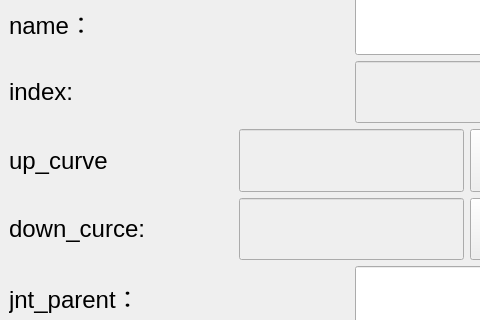
The window that bind/ui/setup/face_ui.ui (MuZiMuZi/muziToolset) describes before a commit, drawn with Qt 5; both pictures show x 0 to 480 and y 154 to 474 of the 703 by 619 pixel window.
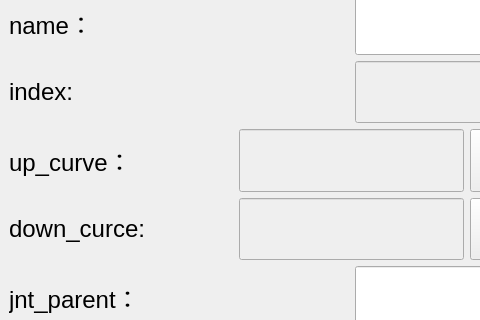
The same window after the commit.

Commit message: 修改bug出错，导入问题

```diff
--- a/bind/ui/setup/face_ui.ui
+++ b/bind/ui/setup/face_ui.ui
@@ -225,7 +225,7 @@
            </font>
           </property>
           <property name="text">
-           <string>up_curve</string>
+           <string>up_curve：</string>
           </property>
          </widget>
         </item>
```
The commit also changes 2 other files.
